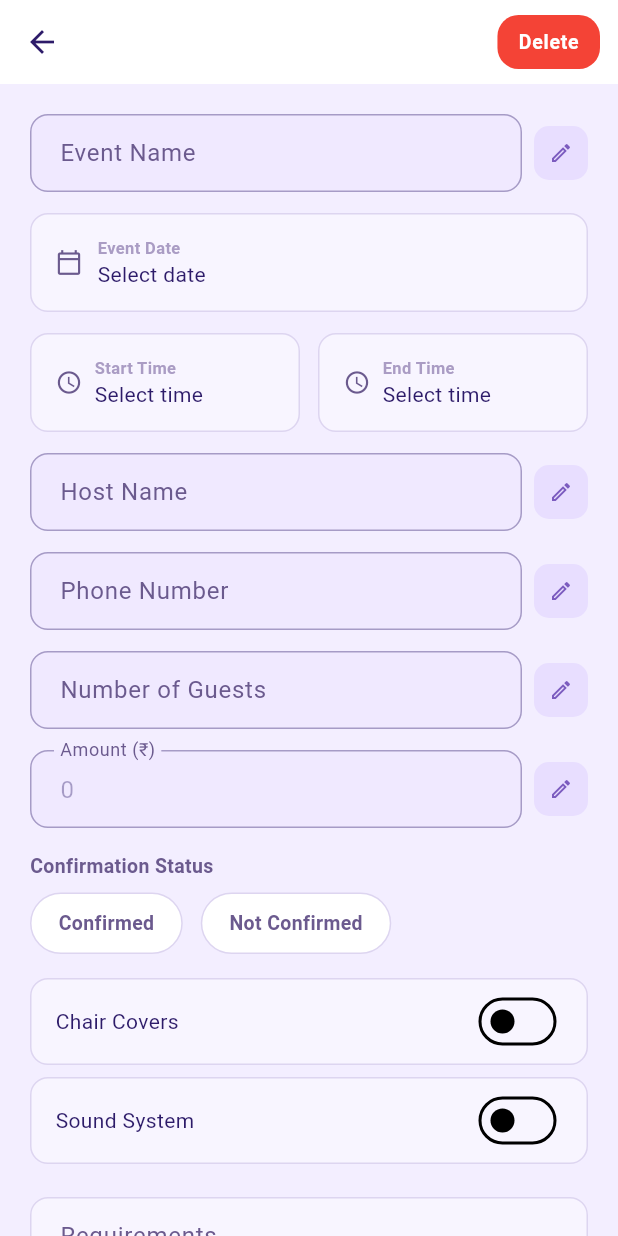
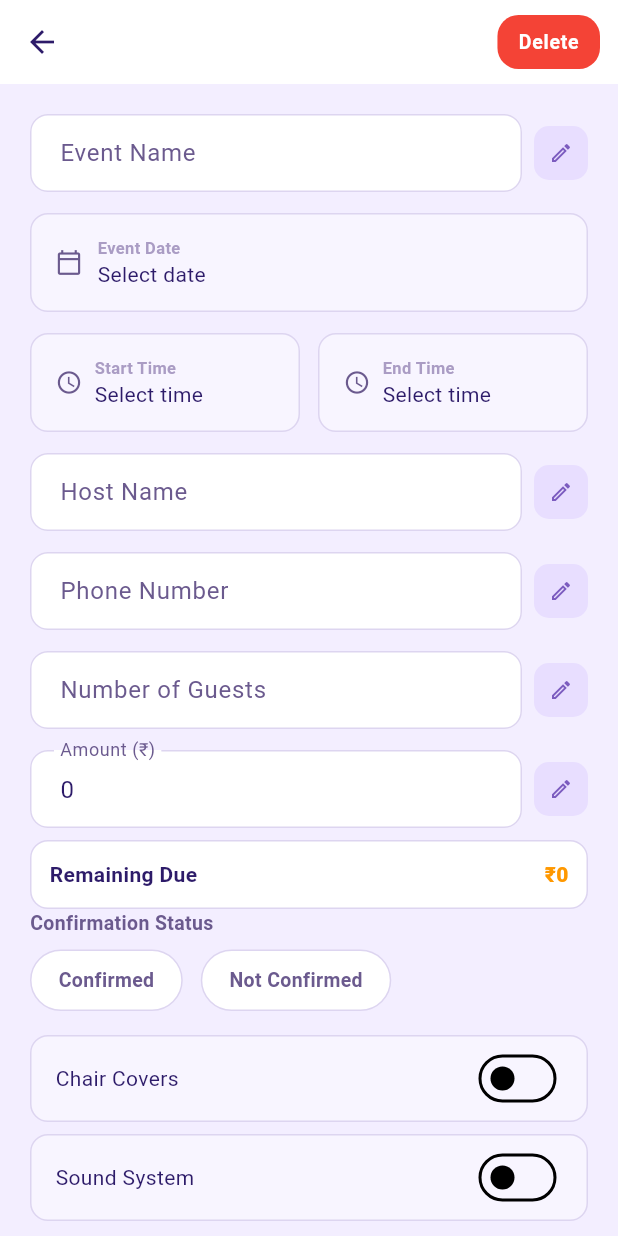
Before and after one commit to san127/indradhanush-app, a Flutter app: the EventDetailsPage screen opened directly with empty values, on a phone screen of 412 x 824 dp. Run offline on Flutter 3.47's test engine with Material 3 defaults, Android fonts, the phone set to English and light mode, and no system bars; our stand-ins replace supabase_flutter; accounts and stored records are empty; Roboto replaces fonts that are missing (Nunito).

Commit message:
worked on expense calculations

```diff
--- a/indradhanush/lib/auth_page.dart
+++ b/indradhanush/lib/auth_page.dart
@@ -62,7 +62,7 @@ class _AuthPageState extends State<AuthPage>
       // if widget alive only then do signin async, otherwise no
 
       // after signin take to home, no back to home on press of back button
-      if (mounted) Navigator.pushReplacementNamed(context, '/home');
+      if (mounted) Navigator.pushNamedAndRemoveUntil(context,'/home',(route) => false,);
     } catch(e) {
       if(mounted) { // checl if ui still exists before continuing
         ScaffoldMessenger.of(context).showSnackBar( // toast message
--- a/indradhanush/lib/event_details_page.dart
+++ b/indradhanush/lib/event_details_page.dart
@@ -63,6 +63,34 @@ class _EventDetailsPageState extends State<EventDetailsPage> {
   void initState() {
     super.initState();
     _loadData();
+  }
+
+  bool get _eventCompleted {
+  return _event?['evnt_compl_status'] == true;
+}
+
+bool get _paymentPending {
+  final status =
+      _payment?['pay_status']
+          ?.toString()
+          .toLowerCase();
+
+  return status == null ||
+      status == 'not-paid' ||
+      status == 'partially paid';
+}
+
+int get _remainingAmount {
+  final total =
+      int.tryParse(_amountCtrl.text) ?? 0;
+
+  final advance =
+      int.tryParse(_advAmountCtrl.text) ?? 0;
+
+  final finalPaid =
+      int.tryParse(_finalAmountCtrl.text) ?? 0;
+
+  return total - advance - finalPaid;
 }
 
   Future<void> _loadData() async {
@@ -172,6 +200,8 @@ class _EventDetailsPageState extends State<EventDetailsPage> {
     }
   }
 
+
+
   Future<void> _save() async {
     setState(() => _saving = true);
     try {
@@ -279,6 +309,71 @@ class _EventDetailsPageState extends State<EventDetailsPage> {
 
   // ── build ────────────────────────────────────────────────────────────────────
 
+
+
+  Widget _paymentWarningCard() {
+  return Container(
+    width: double.infinity,
+    margin: const EdgeInsets.only(bottom: 16),
+    padding: const EdgeInsets.all(16),
+    decoration: BoxDecoration(
+      color: Colors.orange.shade50,
+      borderRadius: BorderRadius.circular(14),
+      border: Border.all(
+        color: Colors.orange,
+      ),
+    ),
+    child: Column(
+      crossAxisAlignment:
+          CrossAxisAlignment.start,
+      children: [
+
+        const Row(
+          children: [
+            Icon(
+              Icons.warning_amber_rounded,
+              color: Colors.orange,
+            ),
+            SizedBox(width: 8),
+            Text(
+              "Payment Pending",
+              style: TextStyle(
+                fontWeight: FontWeight.w800,
+              ),
+            ),
+          ],
+        ),
+
+        const SizedBox(height: 10),
+
+        Column(
+  crossAxisAlignment: CrossAxisAlignment.start,
+  children: [
+    Text(
+      "Total Event Amount: ₹${_amountCtrl.text.isEmpty ? 0 : _amountCtrl.text}",
+    ),
+    Text(
+      "Advance Received: ₹${_advAmountCtrl.text.isEmpty ? 0 : _advAmountCtrl.text}",
+    ),
+    Text(
+      "Final Payment Received: ₹${_finalAmountCtrl.text.isEmpty ? 0 : _finalAmountCtrl.text}",
+    ),
+    const Divider(),
+    Text(
+      "Remaining Due: ₹$_remainingAmount",
+      style: const TextStyle(
+        fontWeight: FontWeight.w800,
+        fontSize: 16,
+      ),
+    ),
+  ],
+)
+      ],
+    ),
+  );
+}
+
+
   @override
   Widget build(BuildContext context) {
     return Scaffold(
@@ -312,6 +407,10 @@ class _EventDetailsPageState extends State<EventDetailsPage> {
               child: Column(
               crossAxisAlignment: CrossAxisAlignment.start,
               children: [
+
+                if (_eventCompleted && _remainingAmount > 0)
+                  _paymentWarningCard(),
+
                 _EditableField(
                   label: 'Event Name',
                     controller: _eventNameCtrl,
@@ -370,8 +469,37 @@ class _EventDetailsPageState extends State<EventDetailsPage> {
                     controller: _amountCtrl,
                     keyboardType: TextInputType.number,
                     onChanged: (_) => _markChanged(),
+                  ),const SizedBox(height: 8),
+
+                  Container(
+                    padding: const EdgeInsets.all(12),
+                    decoration: BoxDecoration(
+                      color: Colors.white,
+                      borderRadius:
+                          BorderRadius.circular(12),
+                      border: Border.all(
+                        color: AppColors.border,
                       ),
-                  const SizedBox(height: 16),
+                    ),
+                    child: Row(
+                      children: [
+                        const Text(
+                          'Remaining Due',
+                          style: TextStyle(
+                            fontWeight: FontWeight.w600,
+                          ),
+                        ),
+                        const Spacer(),
+                        Text(
+                          '₹$_remainingAmount',
+                          style: const TextStyle(
+                            fontWeight: FontWeight.w800,
+                            color: Colors.orange,
+                          ),
+                        ),
+                      ],
+                    ),
+                  ),
 
                   // Confirmation status
                   const Text('Confirmation Status',
@@ -588,17 +716,18 @@ class _EditableFieldState extends State<_EditableField> {
         Expanded(
           child: TextFormField(
           controller: widget.controller,
-            enabled: _editing,
+          readOnly: !_editing,
           keyboardType: widget.keyboardType,
           onChanged: widget.onChanged,
           decoration: InputDecoration(
             labelText: widget.label,
             filled: true,
-              fillColor: _editing
-                  ? AppColors.surfaceVariant
-                  : AppColors.lavender.withOpacity(0.3),
+            fillColor: Colors.white,
+            border: OutlineInputBorder(
+              borderRadius: BorderRadius.circular(12),
             ),
           ),
+        )
         ),
         const SizedBox(width: 8),
         GestureDetector(
--- a/indradhanush/lib/home_page.dart
+++ b/indradhanush/lib/home_page.dart
@@ -109,7 +109,7 @@ void _listenToEvents() {
 
   void _onNavTap(int index) {
     if (index == _navIndex) return;
-    if (index == 1) Navigator.pushNamed(context, '/expenses');
+    if (index == 1) Navigator.pushNamed(context,'/expenses',);
     if (index == 2) Navigator.pushNamed(context, '/income');
     // index 0 stays on home (all events)
   }
@@ -125,6 +125,9 @@ void _listenToEvents() {
     final now = DateTime.now();
     final next = _nextEvent;
 
+      // PopScope (
+      // canPop: false,
+      // child :
       return Scaffold(
       backgroundColor: AppColors.lavenderLight,
       body: SafeArea(
```
Lines whose indentation alone changed are shown as unchanged.
